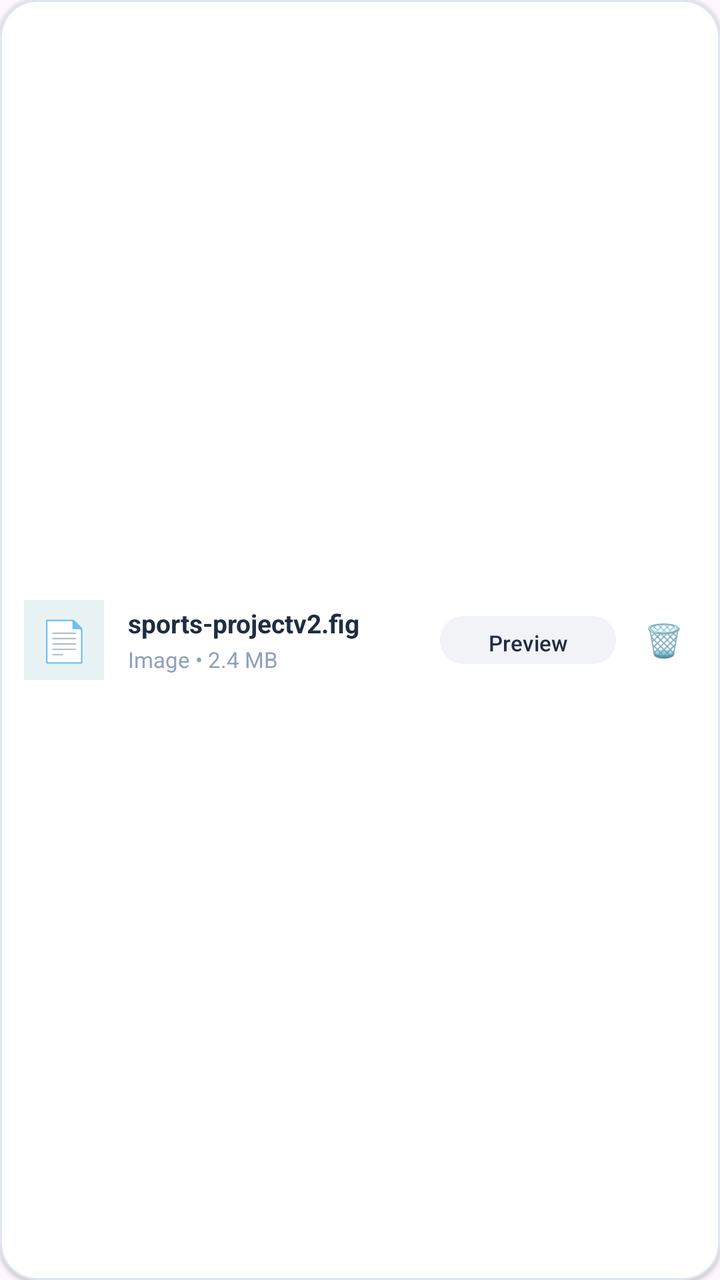
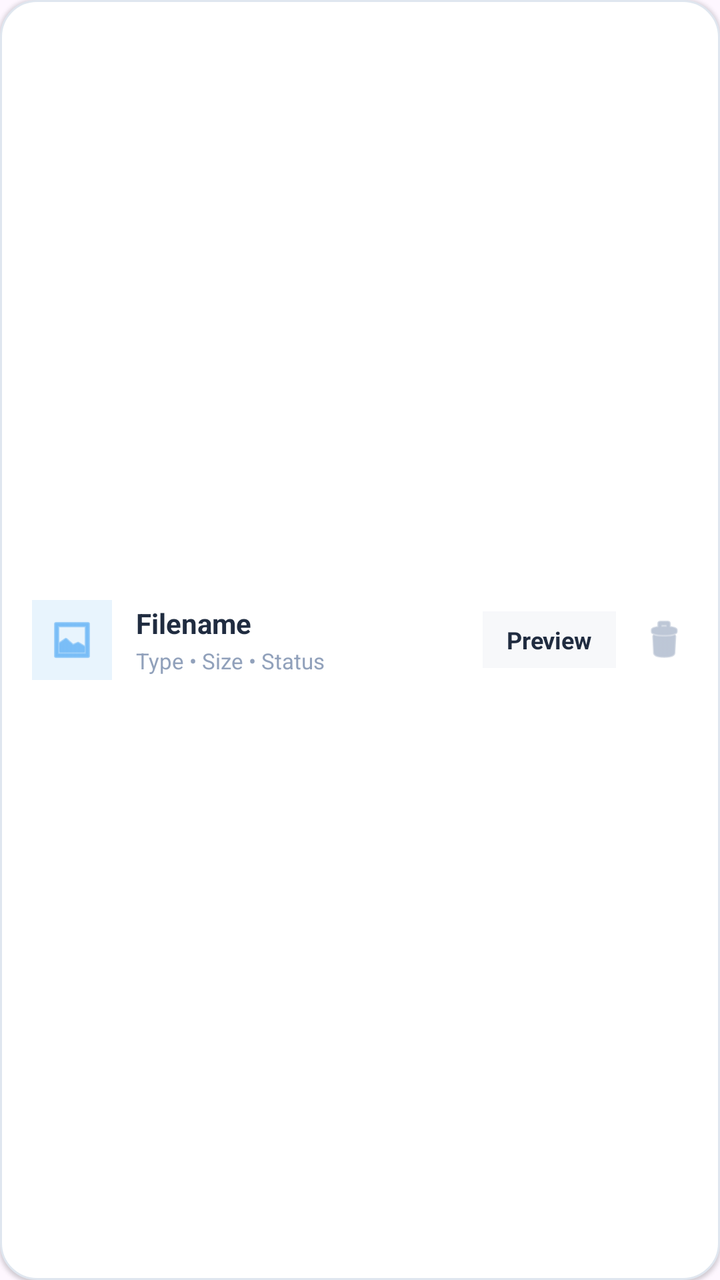

An Android layout rendered at two revisions. The XML below is the earlier revision; the diff shows what the commit changed to produce the second picture.
<!-- AndroidManifest.xml: application theme Theme.TaskFlow -->
<!-- res/layout/item_attachment.xml -->
<?xml version="1.0" encoding="utf-8"?>
<LinearLayout xmlns:android="http://schemas.android.com/apk/res/android"
    android:layout_width="match_parent"
    android:layout_height="wrap_content"
    android:background="@drawable/bg_workspace_card"
    android:elevation="1dp"
    android:gravity="center_vertical"
    android:orientation="horizontal"
    android:padding="12dp">

    <TextView
        android:id="@+id/tvAttachmentIcon"
        android:layout_width="40dp"
        android:layout_height="40dp"
        android:background="#EAF3F4"
        android:gravity="center"
        android:text="📄"
        android:textSize="20sp" />

    <LinearLayout
        android:layout_width="0dp"
        android:layout_height="wrap_content"
        android:layout_marginStart="12dp"
        android:layout_weight="1"
        android:orientation="vertical">

        <TextView
            android:id="@+id/tvAttachmentName"
            android:layout_width="wrap_content"
            android:layout_height="wrap_content"
            android:ellipsize="end"
            android:maxLines="1"
            android:text="sports-projectv2.fig"
            android:textColor="#202C40"
            android:textSize="13sp"
            android:textStyle="bold" />

        <TextView
            android:id="@+id/tvAttachmentMeta"
            android:layout_width="wrap_content"
            android:layout_height="wrap_content"
            android:layout_marginTop="2dp"
            android:text="Image • 2.4 MB"
            android:textColor="#91A1BB"
            android:textSize="11sp" />
    </LinearLayout>

    <Button
        android:id="@+id/btnAttachmentPreview"
        android:layout_width="wrap_content"
        android:layout_height="32dp"
        android:backgroundTint="#F1F3F6"
        android:minWidth="0dp"
        android:minHeight="0dp"
        android:text="Preview"
        android:textAllCaps="false"
        android:textColor="#202C40"
        android:textSize="11sp" />

    <TextView
        android:id="@+id/btnAttachmentRemove"
        android:layout_width="32dp"
        android:layout_height="32dp"
        android:layout_marginStart="8dp"
        android:gravity="center"
        android:text="🗑"
        android:textColor="#E67C7C"
        android:textSize="16sp" />

</LinearLayout>
<!-- resources referenced by this layout -->
<resources>
  <!-- drawable bg_workspace_card (drawable) -->
  <shape xmlns:android="http://schemas.android.com/apk/res/android"
      android:shape="rectangle">
  
      <solid android:color="#FFFFFF" />
  
      <corners android:radius="18dp" />
  
      <stroke
          android:width="1dp"
          android:color="#DFE6EF" />
  
  </shape>
  <style name="Theme.TaskFlow" parent="Base.Theme.TaskFlow" />
  <style name="Base.Theme.TaskFlow" parent="Theme.Material3.DayNight.NoActionBar">
          
          
      </style>
</resources>

<!-- the commit's change to res/layout/item_attachment.xml (unified diff, before → after) -->
@@ -1,70 +1,71 @@
 <?xml version="1.0" encoding="utf-8"?>
 <LinearLayout xmlns:android="http://schemas.android.com/apk/res/android"
+    xmlns:app="http://schemas.android.com/apk/res-auto"
     android:layout_width="match_parent"
     android:layout_height="wrap_content"
+    android:layout_marginBottom="8dp"
     android:background="@drawable/bg_workspace_card"
     android:elevation="1dp"
     android:gravity="center_vertical"
     android:orientation="horizontal"
-    android:padding="12dp">
+    android:padding="16dp">
 
-    <TextView
-        android:id="@+id/tvAttachmentIcon"
+    <ImageView
+        android:id="@+id/ivAttachmentIcon"
         android:layout_width="40dp"
         android:layout_height="40dp"
-        android:background="#EAF3F4"
-        android:gravity="center"
-        android:text="📄"
-        android:textSize="20sp" />
+        android:layout_marginEnd="12dp"
+        android:background="#E8F4FD"
+        android:padding="8dp"
+        android:src="@android:drawable/ic_menu_gallery"
+        app:tint="#3099F3" />
 
     <LinearLayout
         android:layout_width="0dp"
         android:layout_height="wrap_content"
-        android:layout_marginStart="12dp"
         android:layout_weight="1"
         android:orientation="vertical">
 
         <TextView
             android:id="@+id/tvAttachmentName"
-            android:layout_width="wrap_content"
+            android:layout_width="match_parent"
             android:layout_height="wrap_content"
-            android:ellipsize="end"
-            android:maxLines="1"
-            android:text="sports-projectv2.fig"
+            android:ellipsize="middle"
+            android:singleLine="true"
+            android:text="Filename"
             android:textColor="#202C40"
-            android:textSize="13sp"
+            android:textSize="14sp"
             android:textStyle="bold" />
 
         <TextView
-            android:id="@+id/tvAttachmentMeta"
-            android:layout_width="wrap_content"
+            android:id="@+id/tvAttachmentDetails"
+            android:layout_width="match_parent"
             android:layout_height="wrap_content"
             android:layout_marginTop="2dp"
-            android:text="Image • 2.4 MB"
+            android:text="Type • Size • Status"
             android:textColor="#91A1BB"
             android:textSize="11sp" />
     </LinearLayout>
 
-    <Button
+    <TextView
         android:id="@+id/btnAttachmentPreview"
         android:layout_width="wrap_content"
-        android:layout_height="32dp"
-        android:backgroundTint="#F1F3F6"
-        android:minWidth="0dp"
-        android:minHeight="0dp"
+        android:layout_height="wrap_content"
+        android:layout_marginEnd="12dp"
+        android:background="#F7F8FA"
+        android:paddingStart="12dp"
+        android:paddingTop="6dp"
+        android:paddingEnd="12dp"
+        android:paddingBottom="6dp"
         android:text="Preview"
-        android:textAllCaps="false"
         android:textColor="#202C40"
-        android:textSize="11sp" />
+        android:textSize="12sp"
+        android:textStyle="bold" />
 
-    <TextView
-        android:id="@+id/btnAttachmentRemove"
-        android:layout_width="32dp"
-        android:layout_height="32dp"
-        android:layout_marginStart="8dp"
-        android:gravity="center"
-        android:text="🗑"
-        android:textColor="#E67C7C"
-        android:textSize="16sp" />
-
+    <ImageView
+        android:id="@+id/ivAttachmentRemove"
+        android:layout_width="24dp"
+        android:layout_height="24dp"
+        android:src="@android:drawable/ic_menu_delete"
+        app:tint="#91A1BB" />
 </LinearLayout>
